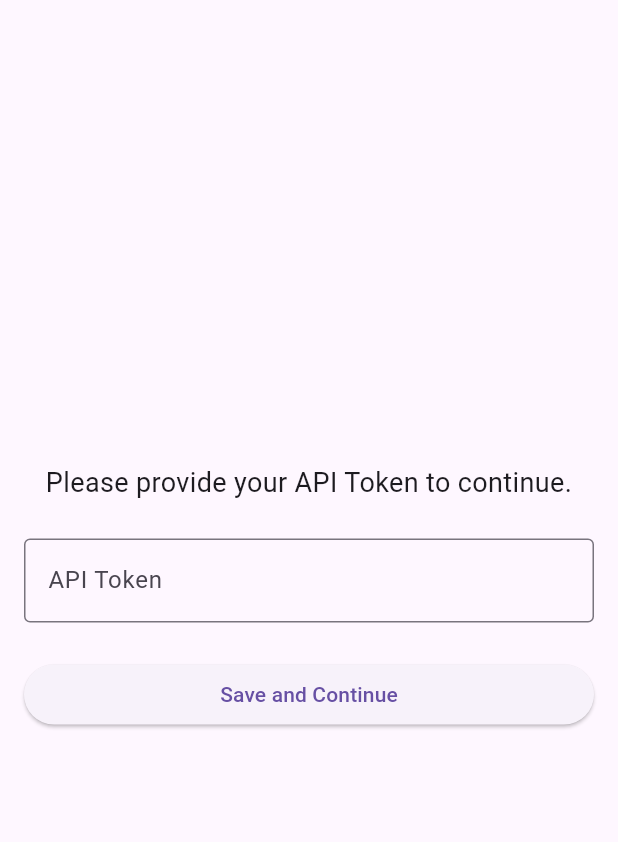
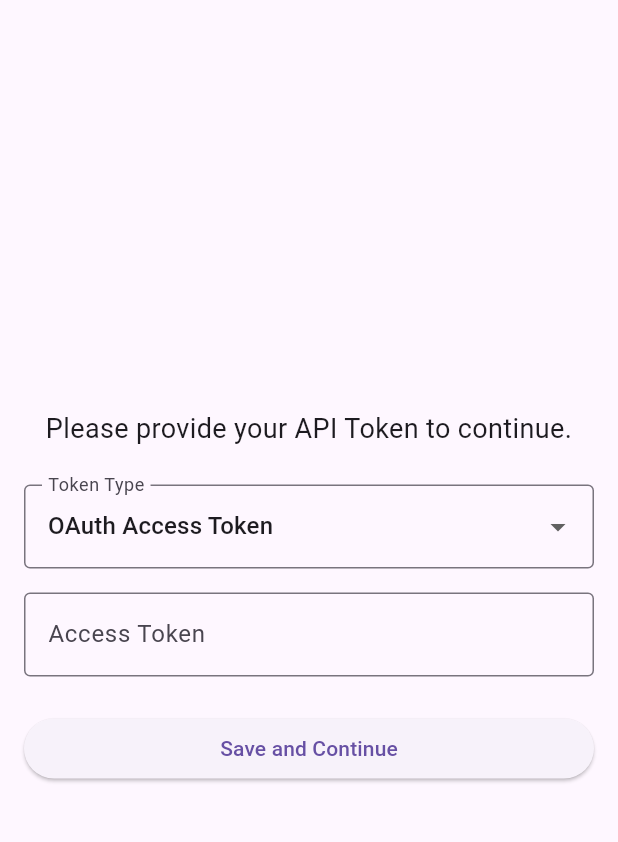
Before and after one commit to arran4/flutter_jules, a Flutter app: the screen it shows after launch, on a phone screen of 412 x 824 dp, the part 63-905 px from its top. Run offline on Flutter 3.47's test engine with Material 3 defaults, Android fonts, the phone set to English and light mode, and no system bars; our stand-ins replace flutter_secure_storage.

Commit message:
feat: allow manual selection of API Key vs Access Token
- Update `LoginScreen` to include a dropdown for token type selection (API Key or OAuth Access Token).
- Update `AuthProvider` and `AuthService` to persist and use the selected token type.
- Remove unreliable heuristic for API key detection (starts with AIza) in favor of explicit user selection.
- Ensure correct headers are sent based on the selected token type (`X-Goog-Api-Key` vs `Authorization: Bearer`).
- Improve error reporting in `SessionListScreen` to use copyable text in dialogs.

```diff
--- a/lib/services/auth_provider.dart
+++ b/lib/services/auth_provider.dart
@@ -2,17 +2,21 @@ import 'package:flutter/material.dart';
 import 'auth_service.dart';
 import 'jules_client.dart';
 
+enum TokenType { apiKey, accessToken }
+
 class AuthProvider extends ChangeNotifier {
   final AuthService _authService = AuthService();
   String? _token;
+  TokenType _tokenType = TokenType.accessToken;
   bool _isLoading = true;
 
   String? get token => _token;
+  TokenType get tokenType => _tokenType;
   bool get isLoading => _isLoading;
   bool get isAuthenticated => _token != null;
 
   JulesClient get client {
-    if (_token != null && _token!.startsWith('AIza')) {
+    if (_tokenType == TokenType.apiKey) {
       return JulesClient(apiKey: _token);
     } else {
       return JulesClient(accessToken: _token);
@@ -25,13 +29,21 @@ class AuthProvider extends ChangeNotifier {
 
   Future<void> _loadToken() async {
     _token = await _authService.getToken();
+    final typeStr = await _authService.getTokenType();
+    if (typeStr == 'apiKey') {
+      _tokenType = TokenType.apiKey;
+    } else {
+      _tokenType = TokenType.accessToken;
+    }
     _isLoading = false;
     notifyListeners();
   }
 
-  Future<void> setToken(String token) async {
+  Future<void> setToken(String token, TokenType type) async {
     await _authService.saveToken(token);
+    await _authService.saveTokenType(type == TokenType.apiKey ? 'apiKey' : 'accessToken');
     _token = token;
+    _tokenType = type;
     notifyListeners();
   }
 
--- a/lib/services/auth_service.dart
+++ b/lib/services/auth_service.dart
@@ -2,6 +2,7 @@ import 'package:flutter_secure_storage/flutter_secure_storage.dart';
 
 class AuthService {
   static const _tokenKey = 'jules_api_token';
+  static const _tokenTypeKey = 'jules_token_type';
   final _storage = const FlutterSecureStorage();
 
   Future<void> saveToken(String token) async {
@@ -12,7 +13,16 @@ class AuthService {
     return await _storage.read(key: _tokenKey);
   }
 
+  Future<void> saveTokenType(String type) async {
+    await _storage.write(key: _tokenTypeKey, value: type);
+  }
+
+  Future<String?> getTokenType() async {
+    return await _storage.read(key: _tokenTypeKey);
+  }
+
   Future<void> deleteToken() async {
     await _storage.delete(key: _tokenKey);
+    await _storage.delete(key: _tokenTypeKey);
   }
 }
--- a/lib/ui/screens/login_screen.dart
+++ b/lib/ui/screens/login_screen.dart
@@ -12,6 +12,7 @@ class LoginScreen extends StatefulWidget {
 class _LoginScreenState extends State<LoginScreen> {
   final _tokenController = TextEditingController();
   final _formKey = GlobalKey<FormState>();
+  TokenType _selectedType = TokenType.accessToken;
 
   @override
   void dispose() {
@@ -22,7 +23,7 @@ class _LoginScreenState extends State<LoginScreen> {
   void _saveToken() async {
     if (_formKey.currentState!.validate()) {
       final authProvider = Provider.of<AuthProvider>(context, listen: false);
-      await authProvider.setToken(_tokenController.text.trim());
+      await authProvider.setToken(_tokenController.text.trim(), _selectedType);
     }
   }
 
@@ -46,12 +47,37 @@ class _LoginScreenState extends State<LoginScreen> {
                 style: TextStyle(fontSize: 18),
               ),
               const SizedBox(height: 24),
+              DropdownButtonFormField<TokenType>(
+                value: _selectedType,
+                decoration: const InputDecoration(
+                  labelText: 'Token Type',
+                  border: OutlineInputBorder(),
+                ),
+                items: const [
+                  DropdownMenuItem(
+                    value: TokenType.accessToken,
+                    child: Text('OAuth Access Token'),
+                  ),
+                  DropdownMenuItem(
+                    value: TokenType.apiKey,
+                    child: Text('API Key'),
+                  ),
+                ],
+                onChanged: (TokenType? value) {
+                  setState(() {
+                    _selectedType = value!;
+                  });
+                },
+              ),
+              const SizedBox(height: 16),
               TextFormField(
                 controller: _tokenController,
-                decoration: const InputDecoration(
-                  labelText: 'API Token',
-                  border: OutlineInputBorder(),
-                  hintText: 'Enter your Bearer token',
+                decoration: InputDecoration(
+                  labelText: _selectedType == TokenType.apiKey ? 'API Key' : 'Access Token',
+                  border: const OutlineInputBorder(),
+                  hintText: _selectedType == TokenType.apiKey
+                      ? 'Enter your API Key'
+                      : 'Enter your Bearer token',
                 ),
                 validator: (value) {
                   if (value == null || value.isEmpty) {
```
